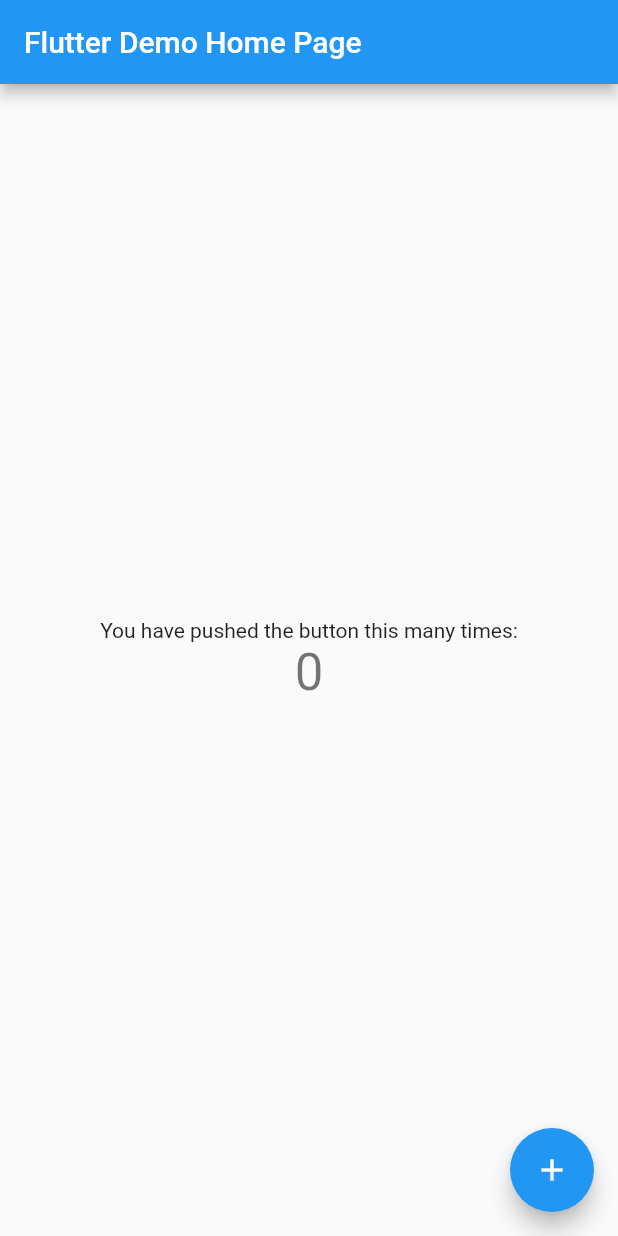
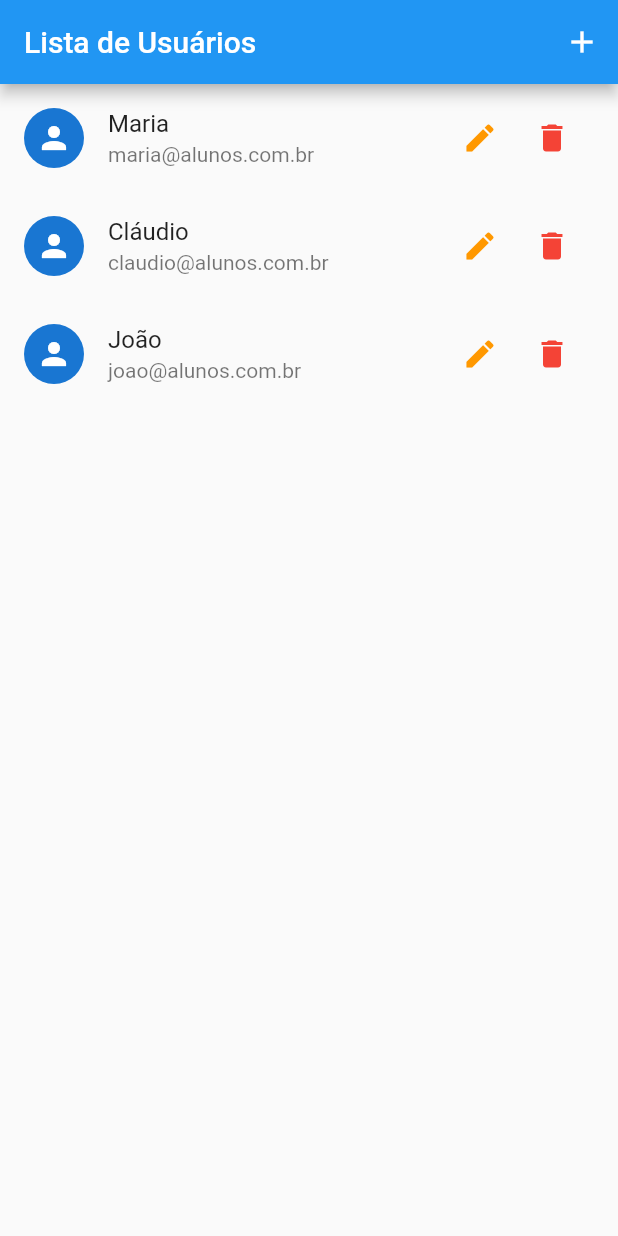
Before and after one commit to Cloves-Jose/crud_flutter, a Flutter app: the screen it shows after launch, on a phone screen of 412 x 824 dp. Run offline on Flutter 3.47's test engine with Material 2 defaults, Android fonts, the phone set to English and light mode, and no system bars.

Commit message:
user_list, user_tile, main

```diff
--- /dev/null
+++ b/flutter_crud/lib/components/user_tile.dart
@@ -0,0 +1,43 @@
+import 'package:flutter/cupertino.dart';
+import 'package:flutter/material.dart';
+
+import 'package:flutter/material.dart';
+import 'package:flutter_crud/models/user.dart';
+
+class UserTile extends StatelessWidget {
+  final User user;
+
+  const UserTile(this.user);
+
+  @override
+  Widget build(BuildContext context) {
+    final avatar = user.avatarUrl == null || user.avatarUrl.isEmpty
+        ? CircleAvatar(child: Icon(Icons.person))
+        : CircleAvatar(
+            backgroundImage: NetworkImage(user.avatarUrl),
+          );
+
+    return ListTile(
+      leading: avatar,
+      title: Text(user.name),
+      subtitle: Text(user.email),
+      trailing: Container(
+        width: 100,
+        child: Row(
+          children: <Widget>[
+            IconButton(
+              onPressed: () {},
+              color: Colors.orange,
+              icon: Icon(Icons.edit),
+            ),
+            IconButton(
+              onPressed: () {},
+              color: Colors.red,
+              icon: Icon(Icons.delete),
+            ),
+          ],
+        ),
+      ),
+    );
+  }
+}
--- a/flutter_crud/lib/main.dart
+++ b/flutter_crud/lib/main.dart
@@ -1,4 +1,5 @@
 import 'package:flutter/material.dart';
+import 'package:flutter_crud/view/user_list.dart';
 
 void main() {
   runApp(const MyApp());
@@ -13,103 +14,9 @@ class MyApp extends StatelessWidget {
     return MaterialApp(
       title: 'Flutter Demo',
       theme: ThemeData(
-        // This is the theme of your application.
-        //
-        // Try running your application with "flutter run". You'll see the
-        // application has a blue toolbar. Then, without quitting the app, try
-        // changing the primarySwatch below to Colors.green and then invoke
-        // "hot reload" (press "r" in the console where you ran "flutter run",
-        // or simply save your changes to "hot reload" in a Flutter IDE).
-        // Notice that the counter didn't reset back to zero; the application
-        // is not restarted.
         primarySwatch: Colors.blue,
       ),
-      home: const MyHomePage(title: 'Flutter Demo Home Page'),
+      home: UserList(),
     );
   }
 }
-
-class MyHomePage extends StatefulWidget {
-  const MyHomePage({Key? key, required this.title}) : super(key: key);
-
-  // This widget is the home page of your application. It is stateful, meaning
-  // that it has a State object (defined below) that contains fields that affect
-  // how it looks.
-
-  // This class is the configuration for the state. It holds the values (in this
-  // case the title) provided by the parent (in this case the App widget) and
-  // used by the build method of the State. Fields in a Widget subclass are
-  // always marked "final".
-
-  final String title;
-
-  @override
-  State<MyHomePage> createState() => _MyHomePageState();
-}
-
-class _MyHomePageState extends State<MyHomePage> {
-  int _counter = 0;
-
-  void _incrementCounter() {
-    setState(() {
-      // This call to setState tells the Flutter framework that something has
-      // changed in this State, which causes it to rerun the build method below
-      // so that the display can reflect the updated values. If we changed
-      // _counter without calling setState(), then the build method would not be
-      // called again, and so nothing would appear to happen.
-      _counter++;
-    });
-  }
-
-  @override
-  Widget build(BuildContext context) {
-    // This method is rerun every time setState is called, for instance as done
-    // by the _incrementCounter method above.
-    //
-    // The Flutter framework has been optimized to make rerunning build methods
-    // fast, so that you can just rebuild anything that needs updating rather
-    // than having to individually change instances of widgets.
-    return Scaffold(
-      appBar: AppBar(
-        // Here we take the value from the MyHomePage object that was created by
-        // the App.build method, and use it to set our appbar title.
-        title: Text(widget.title),
-      ),
-      body: Center(
-        // Center is a layout widget. It takes a single child and positions it
-        // in the middle of the parent.
-        child: Column(
-          // Column is also a layout widget. It takes a list of children and
-          // arranges them vertically. By default, it sizes itself to fit its
-          // children horizontally, and tries to be as tall as its parent.
-          //
-          // Invoke "debug painting" (press "p" in the console, choose the
-          // "Toggle Debug Paint" action from the Flutter Inspector in Android
-          // Studio, or the "Toggle Debug Paint" command in Visual Studio Code)
-          // to see the wireframe for each widget.
-          //
-          // Column has various properties to control how it sizes itself and
-          // how it positions its children. Here we use mainAxisAlignment to
-          // center the children vertically; the main axis here is the vertical
-          // axis because Columns are vertical (the cross axis would be
-          // horizontal).
-          mainAxisAlignment: MainAxisAlignment.center,
-          children: <Widget>[
-            const Text(
-              'You have pushed the button this many times:',
-            ),
-            Text(
-              '$_counter',
-              style: Theme.of(context).textTheme.headline4,
-            ),
-          ],
-        ),
-      ),
-      floatingActionButton: FloatingActionButton(
-        onPressed: _incrementCounter,
-        tooltip: 'Increment',
-        child: const Icon(Icons.add),
-      ), // This trailing comma makes auto-formatting nicer for build methods.
-    );
-  }
-}
--- /dev/null
+++ b/flutter_crud/lib/view/user_list.dart
@@ -0,0 +1,28 @@
+import 'package:flutter/cupertino.dart';
+
+import 'package:flutter/material.dart';
+import 'package:flutter_crud/components/user_tile.dart';
+import 'package:flutter_crud/data/dummy_users.dart';
+
+class UserList extends StatelessWidget {
+  @override
+  Widget build(BuildContext context) {
+    final users = {...DUMMY_USERS};
+
+    return Scaffold(
+      appBar: AppBar(
+        title: Text('Lista de Usuários'),
+        actions: <Widget>[
+          IconButton(
+            onPressed: () {},
+            icon: Icon(Icons.add),
+          ),
+        ],
+      ),
+      body: ListView.builder(
+        itemCount: users.length,
+        itemBuilder: (ctx, i) => UserTile(users.values.elementAt(i)),
+      ),
+    );
+  }
+}
```
